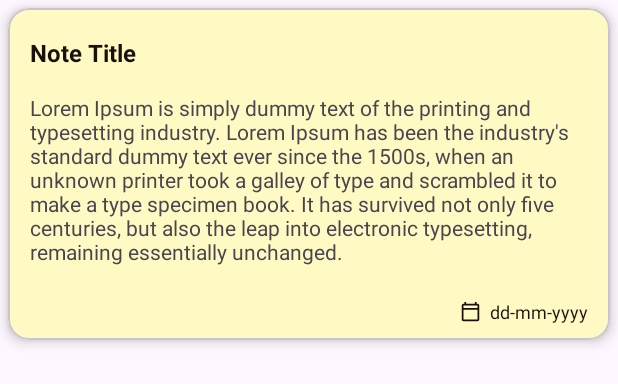
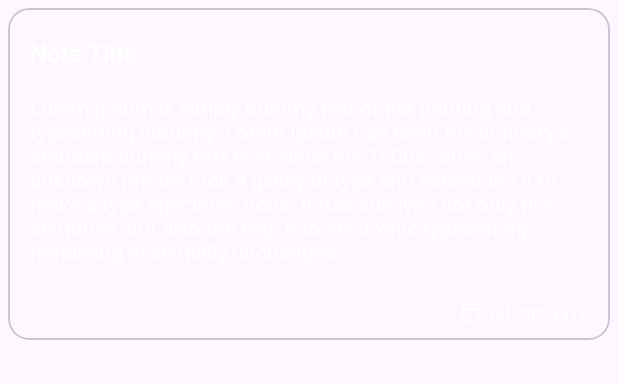
Before and after one commit to grigroviska/Nopedot, an Android app: the layout note_item_layout.xml on its own in the app's theme, with its tools: preview values and no code run, on a phone screen of 412 x 824 dp. Shown: the top 384 px of the screen. Run offline under Robolectric (Android 15) with nearby library versions, the light colour scheme and no system bars.

Commit message:
Fixed bugs in note_item_layout.

```diff
--- a/app/src/main/java/com/grigroviska/nopedot/activities/HomeScreen.kt
+++ b/app/src/main/java/com/grigroviska/nopedot/activities/HomeScreen.kt
@@ -4,9 +4,6 @@ import androidx.appcompat.app.AppCompatActivity
 import android.os.Bundle
 import android.util.Log
 import androidx.lifecycle.ViewModelProvider
-import androidx.viewpager2.widget.ViewPager2
-import com.google.android.material.tabs.TabLayout
-import com.grigroviska.nopedot.ViewPagerAdapter
 import com.grigroviska.nopedot.databinding.ActivityHomeScreenBinding
 import com.grigroviska.nopedot.db.NoteDatabase
 import com.grigroviska.nopedot.repository.NoteRepository
--- a/app/src/main/java/com/grigroviska/nopedot/fragments/CreateNoteFragment.kt
+++ b/app/src/main/java/com/grigroviska/nopedot/fragments/CreateNoteFragment.kt
@@ -11,6 +11,7 @@ import androidx.core.view.ViewCompat
 import androidx.fragment.app.activityViewModels
 import androidx.fragment.app.setFragmentResult
 import androidx.navigation.NavController
+import androidx.navigation.NavDirections
 import androidx.navigation.Navigation
 import androidx.navigation.fragment.navArgs
 import com.google.android.material.bottomsheet.BottomSheetBehavior
@@ -36,7 +37,8 @@ class CreateNoteFragment : Fragment(R.layout.fragment_create_note) {
     private lateinit var navController : NavController
     private lateinit var contentBinding: FragmentCreateNoteBinding
     private var note: Note?=null
-    private var color = Color.parseColor("#4d3229")
+    private var sNote : Note?=null
+    private var color = Color.parseColor("#090605")
     private lateinit var result: String
     private val noteActivityViewModel: NoteActivityViewModel by activityViewModels()
     private val currentDate = SimpleDateFormat.getInstance().format(Date())
@@ -181,7 +183,7 @@ class CreateNoteFragment : Fragment(R.layout.fragment_create_note) {
                         "key",
                         bundleOf("bundleKey" to result)
                     )
-                    navController.navigate(R.id.action_createNoteFragment_to_noteFeedFragment)
+                    requireView().hideKeyboard()
                 }
                 else -> {
                     updateNote()
--- a/app/src/main/res/layout/note_item_layout.xml
+++ b/app/src/main/res/layout/note_item_layout.xml
@@ -5,7 +5,6 @@
     <data>
 
     </data>
-
 
         <com.google.android.material.card.MaterialCardView
             android:id="@+id/noteItemLayoutParent"
@@ -15,11 +14,10 @@
             android:clickable="true"
             android:focusable="true"
             app:cardCornerRadius="14dp"
-            app:cardElevation="5dp"
-            app:cardBackgroundColor="@color/ivoryWhite"
             android:padding="5dp">
 
             <RelativeLayout
+                android:id="@+id/textBackground"
                 android:layout_width="match_parent"
                 android:layout_height="wrap_content"
                 android:padding="5dp">
@@ -34,7 +32,7 @@
                     android:padding="5dp"
                     android:ellipsize="end"
                     android:text="Note Title"
-                    android:textColor="@color/brown"
+                    android:textColor="@color/white"
                     android:textSize="16sp"
                     android:textStyle="bold"
                     android:textAlignment="textStart" />
@@ -48,6 +46,7 @@
                     android:layout_marginTop="5dp"
                     android:layout_marginEnd="4dp"
                     android:layout_marginBottom="3dp"
+                    android:textColor="@color/white"
                     android:ellipsize="end"
                     android:maxLines="12"
                     android:padding="5dp"
@@ -63,13 +62,13 @@
                     android:layout_marginTop="8dp"
                     android:layout_marginEnd="4dp"
                     android:padding="5dp"
+                    android:textColor="@color/white"
                     android:drawableStart="@drawable/calendar_icon"
                     android:drawablePadding="6dp"
                     android:ellipsize="end"
                     android:text="dd-mm-yyyy"
                     android:layout_alignParentEnd="true"
-                    app:drawableTint="@color/brown"
-                    android:textColor="@color/brown"
+                    app:drawableTint="@color/white"
                     android:textSize="12sp"
                     android:textAlignment="textStart" />
 
@@ -77,5 +76,4 @@
 
         </com.google.android.material.card.MaterialCardView>
 
-
 </layout>
--- a/app/src/main/res/navigation/nav_graph.xml
+++ b/app/src/main/res/navigation/nav_graph.xml
@@ -12,7 +12,7 @@
         tools:layout="@layout/fragment_note_feed" >
         <action
             android:id="@+id/action_noteFeedFragment_to_createNoteFragment"
-            app:destination="@id/createNoteFragment" />
+            app:destination="@id/createNoteFragment"/>
     </fragment>
     <fragment
         android:id="@+id/createNoteFragment"
--- a/app/src/main/res/values-night/themes.xml
+++ b/app/src/main/res/values-night/themes.xml
@@ -3,6 +3,7 @@
     <style name="Base.Theme.NopeDot" parent="Theme.Material3.DayNight.NoActionBar">
         <!-- Customize your dark theme here. -->
         <item name="android:statusBarColor">@color/brown</item>
+        <item name="android:forceDarkAllowed" tools:targetApi="q">false</item>
         <!-- <item name="colorPrimary">@color/my_dark_primary</item> -->
     </style>
 
--- a/app/src/main/res/values/themes.xml
+++ b/app/src/main/res/values/themes.xml
@@ -3,7 +3,10 @@
     <style name="Base.Theme.NopeDot" parent="Theme.Material3.DayNight.NoActionBar">
         <!-- Customize your light theme here. -->
         <item name="android:statusBarColor">@color/brown</item>
-        <!-- <item name="colorPrimary">@color/my_light_primary</item> -->
+        <item name="android:textColor">@color/white</item>
+        <item name="android:textColorPrimary">@android:color/white</item>
+        <item name="colorPrimary">@color/brown</item>
+        <item name="android:forceDarkAllowed" tools:targetApi="q">false</item>
     </style>
 
     <style name="Theme.NopeDot" parent="Base.Theme.NopeDot" />
```
Also changed, not shown: app/src/main/java/com/grigroviska/nopedot/ViewPagerAdapter.kt (deleted, +0 -25 lines), app/src/main/java/com/grigroviska/nopedot/adapters/RvNotesAdapter.kt (+6 -2 lines).
